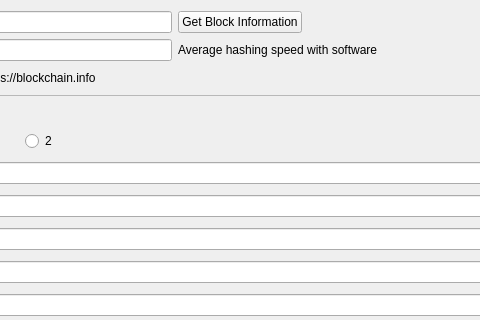
First picture: the form in mainwindow.ui, repository harutyuntagushyan8/Bitcoin_Blockchain, before the edit; both pictures show x 249 to 729 and y 0 to 320 of the 940 by 860 pixel window.
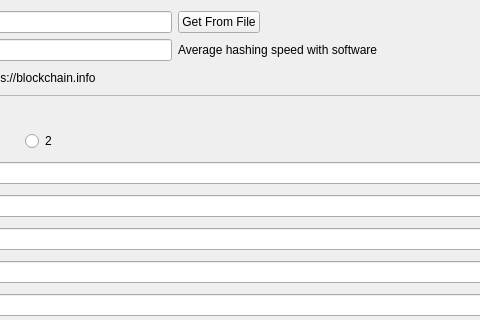
Second picture: the form after the edit. Icons and pictures are not drawn.

Commit message: Read block info from file

```diff
--- a/mainwindow.ui
+++ b/mainwindow.ui
@@ -114,7 +114,7 @@
       <item row="0" column="2" alignment="Qt::AlignLeft">
        <widget class="QPushButton" name="pushButton_getBlockInformation">
         <property name="text">
-         <string>Get Block Information</string>
+         <string>Get From File</string>
         </property>
        </widget>
       </item>
```
Left out of the diff: 4 changed lines with no effect on the pictures. The commit also changes 3 other files.
